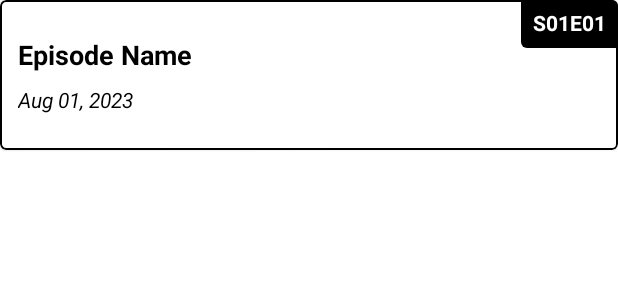
After one commit to arjun-sasidharan/RickAndMorty, an Android app: the layout model_episode_list_item.xml on its own in the app's theme, with its tools: preview values and no code run, on a phone screen of 412 x 824 dp. The commit adds this screen. Shown: the top 300 px of the screen. Run offline under Robolectric (Android 15) with nearby library versions, the phone set to English and light mode, and no system bars.

Commit message:
Setup epoxy controller to show the episode ui

```diff
--- /dev/null
+++ b/app/src/main/res/drawable/background_episode_number.xml
@@ -0,0 +1,10 @@
+<?xml version="1.0" encoding="utf-8"?>
+<selector xmlns:android="http://schemas.android.com/apk/res/android">
+    <item>
+        <shape android:shape="rectangle">
+            <solid android:color="?colorOnSurface" />
+            <corners android:bottomLeftRadius="4dp" />
+        </shape>
+
+    </item>
+</selector>
--- /dev/null
+++ b/app/src/main/res/layout/model_episode_list_item.xml
@@ -0,0 +1,60 @@
+<?xml version="1.0" encoding="utf-8"?>
+<com.google.android.material.card.MaterialCardView xmlns:android="http://schemas.android.com/apk/res/android"
+    xmlns:app="http://schemas.android.com/apk/res-auto"
+    xmlns:tools="http://schemas.android.com/tools"
+    android:layout_width="match_parent"
+    android:layout_height="100dp"
+    app:cardBackgroundColor="?colorSurface"
+    app:strokeColor="?colorOnSurface"
+    app:strokeWidth="1dp">
+
+    <androidx.constraintlayout.widget.ConstraintLayout
+        android:layout_width="match_parent"
+        android:layout_height="match_parent">
+
+        <androidx.appcompat.widget.AppCompatTextView
+            android:id="@+id/episodeNameTextView"
+            android:layout_width="wrap_content"
+            android:layout_height="wrap_content"
+            android:layout_marginStart="12dp"
+            android:layout_marginBottom="8dp"
+            android:textColor="?colorOnSurface"
+            android:textSize="18sp"
+            android:textStyle="bold"
+            app:layout_constraintBottom_toTopOf="@id/episodeAirDateTextView"
+            app:layout_constraintStart_toStartOf="parent"
+            app:layout_constraintTop_toTopOf="parent"
+            app:layout_constraintVertical_chainStyle="packed"
+            tools:text="Episode Name" />
+
+        <androidx.appcompat.widget.AppCompatTextView
+            android:id="@+id/episodeAirDateTextView"
+            android:layout_width="wrap_content"
+            android:layout_height="wrap_content"
+            android:textColor="?colorOnSurface"
+            android:textSize="14sp"
+            android:textStyle="italic"
+            app:layout_constraintBottom_toBottomOf="parent"
+            app:layout_constraintStart_toStartOf="@id/episodeNameTextView"
+            app:layout_constraintTop_toBottomOf="@id/episodeNameTextView"
+            tools:text="Aug 01, 2023" />
+
+        <androidx.appcompat.widget.AppCompatTextView
+            android:id="@+id/episodeNumberTextView"
+            android:layout_width="wrap_content"
+            android:layout_height="wrap_content"
+            android:background="@drawable/background_episode_number"
+            android:includeFontPadding="false"
+            android:padding="8dp"
+            android:textColor="?colorSurface"
+            android:textSize="14sp"
+            android:textStyle="bold"
+            app:layout_constraintEnd_toEndOf="parent"
+            app:layout_constraintTop_toTopOf="parent"
+            tools:text="S01E01" />
+
+
+    </androidx.constraintlayout.widget.ConstraintLayout>
+
+
+</com.google.android.material.card.MaterialCardView>
```
Also changed, not shown: app/src/main/java/com/example/rickandmorty/episodes/EpisodeListEpoxyController.kt (added, +36 -0 lines), app/src/main/java/com/example/rickandmorty/episodes/EpisodesListFragment.kt (+17 -2 lines), app/src/main/res/layout/fragment_episode_list.xml (+10 -21 lines).
